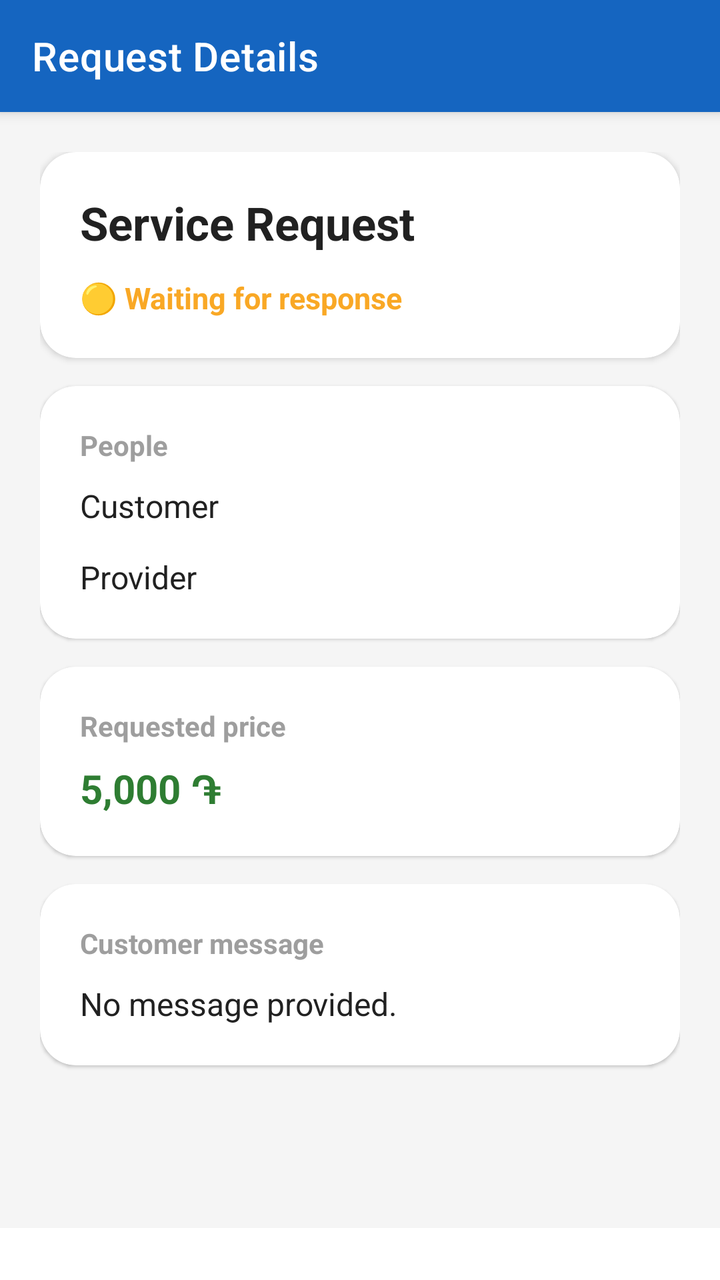
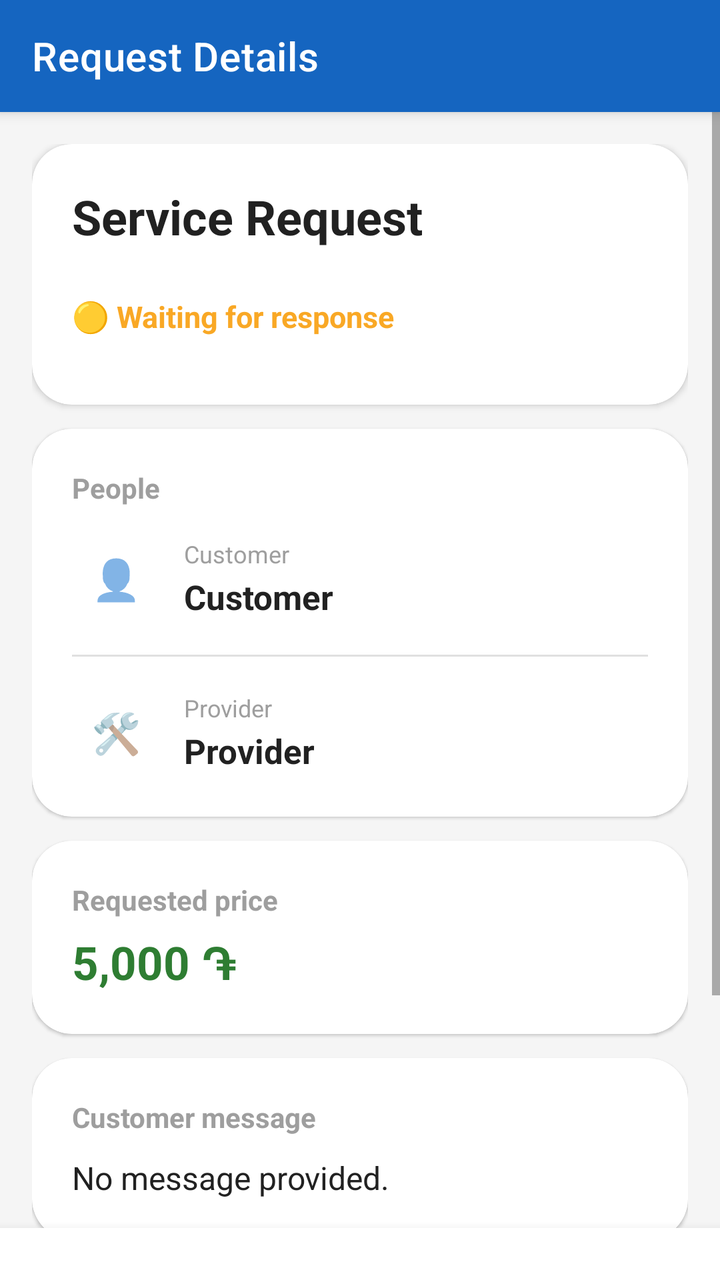

Two renders of the same Android screen: before a commit and after it. Below are the layout's source before the change and the commit's diff.
<!-- AndroidManifest.xml: application theme Theme.GoProx -->
<!-- res/layout/activity_service_request_detail.xml -->
<?xml version="1.0" encoding="utf-8"?>
<LinearLayout xmlns:android="http://schemas.android.com/apk/res/android"
    xmlns:app="http://schemas.android.com/apk/res-auto"
    android:layout_width="match_parent"
    android:layout_height="match_parent"
    android:orientation="vertical"
    android:background="@color/background">

    <androidx.appcompat.widget.Toolbar
        android:id="@+id/toolbar"
        android:layout_width="match_parent"
        android:layout_height="?attr/actionBarSize"
        android:background="@color/primary"
        app:title="Request Details"
        app:titleTextColor="@android:color/white"
        android:elevation="4dp" />

    <ScrollView
        android:layout_width="match_parent"
        android:layout_height="0dp"
        android:layout_weight="1"
        android:fillViewport="true">

        <LinearLayout
            android:layout_width="match_parent"
            android:layout_height="wrap_content"
            android:orientation="vertical"
            android:padding="20dp">

            <com.google.android.material.card.MaterialCardView
                android:layout_width="match_parent"
                android:layout_height="wrap_content"
                app:cardCornerRadius="18dp"
                app:cardElevation="2dp"
                app:cardBackgroundColor="@color/white">

                <LinearLayout
                    android:layout_width="match_parent"
                    android:layout_height="wrap_content"
                    android:orientation="vertical"
                    android:padding="20dp">

                    <TextView
                        android:id="@+id/tvServiceTitle"
                        android:layout_width="match_parent"
                        android:layout_height="wrap_content"
                        android:text="Service Request"
                        android:textSize="23sp"
                        android:textStyle="bold"
                        android:textColor="@color/black" />

                    <TextView
                        android:id="@+id/tvRequestStatus"
                        android:layout_width="wrap_content"
                        android:layout_height="wrap_content"
                        android:layout_marginTop="12dp"
                        android:text="🟡 Waiting for response"
                        android:textSize="15sp"
                        android:textStyle="bold"
                        android:textColor="@color/yellow" />

                </LinearLayout>

            </com.google.android.material.card.MaterialCardView>

            <com.google.android.material.card.MaterialCardView
                android:layout_width="match_parent"
                android:layout_height="wrap_content"
                android:layout_marginTop="14dp"
                app:cardCornerRadius="18dp"
                app:cardElevation="1dp"
                app:cardBackgroundColor="@color/white">

                <LinearLayout
                    android:layout_width="match_parent"
                    android:layout_height="wrap_content"
                    android:orientation="vertical"
                    android:padding="20dp">

                    <TextView
                        android:layout_width="match_parent"
                        android:layout_height="wrap_content"
                        android:text="People"
                        android:textSize="14sp"
                        android:textStyle="bold"
                        android:textColor="@color/gray" />

                    <TextView
                        android:id="@+id/tvCustomer"
                        android:layout_width="match_parent"
                        android:layout_height="wrap_content"
                        android:layout_marginTop="10dp"
                        android:text="Customer"
                        android:textSize="16sp"
                        android:textColor="@color/black" />

                    <TextView
                        android:id="@+id/tvProvider"
                        android:layout_width="match_parent"
                        android:layout_height="wrap_content"
                        android:layout_marginTop="14dp"
                        android:text="Provider"
                        android:textSize="16sp"
                        android:textColor="@color/black" />

                </LinearLayout>

            </com.google.android.material.card.MaterialCardView>

            <com.google.android.material.card.MaterialCardView
                android:layout_width="match_parent"
                android:layout_height="wrap_content"
                android:layout_marginTop="14dp"
                app:cardCornerRadius="18dp"
                app:cardElevation="1dp"
                app:cardBackgroundColor="@color/white">

                <LinearLayout
                    android:layout_width="match_parent"
                    android:layout_height="wrap_content"
                    android:orientation="vertical"
                    android:padding="20dp">

                    <TextView
                        android:layout_width="match_parent"
                        android:layout_height="wrap_content"
                        android:text="Requested price"
                        android:textSize="14sp"
                        android:textStyle="bold"
                        android:textColor="@color/gray" />

                    <TextView
                        android:id="@+id/tvRequestedPrice"
                        android:layout_width="match_parent"
                        android:layout_height="wrap_content"
                        android:layout_marginTop="8dp"
                        android:text="5,000 ֏"
                        android:textSize="20sp"
                        android:textStyle="bold"
                        android:textColor="@color/green" />

                </LinearLayout>

            </com.google.android.material.card.MaterialCardView>

            <com.google.android.material.card.MaterialCardView
                android:layout_width="match_parent"
                android:layout_height="wrap_content"
                android:layout_marginTop="14dp"
                app:cardCornerRadius="18dp"
                app:cardElevation="1dp"
                app:cardBackgroundColor="@color/white">

                <LinearLayout
                    android:layout_width="match_parent"
                    android:layout_height="wrap_content"
                    android:orientation="vertical"
                    android:padding="20dp">

                    <TextView
                        android:layout_width="match_parent"
                        android:layout_height="wrap_content"
                        android:text="Customer message"
                        android:textSize="14sp"
                        android:textStyle="bold"
                        android:textColor="@color/gray" />

                    <TextView
                        android:id="@+id/tvCustomerMessage"
                        android:layout_width="match_parent"
                        android:layout_height="wrap_content"
                        android:layout_marginTop="10dp"
                        android:text="No message provided."
                        android:textSize="16sp"
                        android:textColor="@color/black" />

                </LinearLayout>

            </com.google.android.material.card.MaterialCardView>

        </LinearLayout>

    </ScrollView>

    <LinearLayout
        android:layout_width="match_parent"
        android:layout_height="wrap_content"
        android:orientation="vertical"
        android:paddingStart="16dp"
        android:paddingEnd="16dp"
        android:paddingTop="10dp"
        android:paddingBottom="16dp"
        android:background="@color/white">

        <LinearLayout
            android:layout_width="match_parent"
            android:layout_height="wrap_content"
            android:orientation="horizontal">

            <Button
                android:id="@+id/btnSecondary"
                android:layout_width="0dp"
                android:layout_height="52dp"
                android:layout_weight="1"
                android:layout_marginEnd="6dp"
                android:text="Reject"
                android:textStyle="bold"
                android:textColor="@color/red"
                android:visibility="gone" />

            <Button
                android:id="@+id/btnPrimary"
                android:layout_width="0dp"
                android:layout_height="52dp"
                android:layout_weight="1"
                android:layout_marginStart="6dp"
                android:text="Accept"
                android:textStyle="bold"
                android:textColor="@android:color/white"
                android:backgroundTint="@color/primary"
                android:visibility="gone" />

        </LinearLayout>

        <Button
            android:id="@+id/btnCancel"
            android:layout_width="match_parent"
            android:layout_height="52dp"
            android:layout_marginTop="8dp"
            android:text="Cancel Request"
            android:textStyle="bold"
            android:textColor="@color/red"
            android:visibility="gone" />

    </LinearLayout>

</LinearLayout>
<!-- resources referenced by this layout -->
<resources>
  <color name="background">#F5F5F5</color>
  <color name="black">#212121</color>
  <color name="gray">#9E9E9E</color>
  <color name="green">#2E7D32</color>
  <color name="primary">#1565C0</color>
  <color name="red">#C62828</color>
  <color name="white">#FFFFFF</color>
  <color name="yellow">#F9A825</color>
  <style name="Theme.GoProx" parent="Theme.MaterialComponents.Light.NoActionBar">
          
          <item name="colorPrimary">@color/primary</item>
          <item name="colorPrimaryVariant">@color/primary_dark</item>
          <item name="colorOnPrimary">@color/white</item>
  
          
          <item name="colorSecondary">@color/accent</item>
          <item name="colorSecondaryVariant">@color/accent_light</item>
          <item name="colorOnSecondary">@color/white</item>
  
          
          <item name="android:colorBackground">@color/background</item>
          <item name="colorSurface">@color/surface</item>
          <item name="colorOnSurface">@color/on_surface</item>
  
          
          <item name="colorError">@color/red</item>
          <item name="colorOnError">@color/white</item>
  
          
          <item name="android:statusBarColor">@color/primary_dark</item>
          <item name="android:navigationBarColor">@color/white</item>
          <item name="android:windowLightStatusBar">false</item>
          <item name="android:windowLightNavigationBar">true</item>
  
          
          <item name="android:windowLayoutInDisplayCutoutMode" tools:targetApi="p">shortEdges</item>
      </style>
  <color name="primary_dark">#0D47A1</color>
  <color name="accent">#FF6D00</color>
  <color name="accent_light">#FF9E40</color>
  <color name="surface">#FFFFFF</color>
  <color name="on_surface">#212121</color>
</resources>

<!-- the commit's change to res/layout/activity_service_request_detail.xml (unified diff, before → after) -->
@@ -1,19 +1,26 @@
 <?xml version="1.0" encoding="utf-8"?>
-<LinearLayout xmlns:android="http://schemas.android.com/apk/res/android"
+<LinearLayout
+    xmlns:android="http://schemas.android.com/apk/res/android"
     xmlns:app="http://schemas.android.com/apk/res-auto"
+
     android:layout_width="match_parent"
     android:layout_height="match_parent"
+
     android:orientation="vertical"
     android:background="@color/background">
 
-    <androidx.appcompat.widget.Toolbar
+    <com.google.android.material.appbar.MaterialToolbar
         android:id="@+id/toolbar"
+
         android:layout_width="match_parent"
         android:layout_height="?attr/actionBarSize"
+
         android:background="@color/primary"
+        android:elevation="4dp"
+
         app:title="Request Details"
         app:titleTextColor="@android:color/white"
-        android:elevation="4dp" />
+        app:navigationIconTint="@android:color/white" />
 
     <ScrollView
         android:layout_width="match_parent"
@@ -24,212 +31,504 @@
         <LinearLayout
             android:layout_width="match_parent"
             android:layout_height="wrap_content"
+
             android:orientation="vertical"
-            android:padding="20dp">
+
+            android:padding="16dp">
+
+            
 
             <com.google.android.material.card.MaterialCardView
                 android:layout_width="match_parent"
                 android:layout_height="wrap_content"
-                app:cardCornerRadius="18dp"
-                app:cardElevation="2dp"
-                app:cardBackgroundColor="@color/white">
+
+                app:cardBackgroundColor="@color/white"
+                app:cardCornerRadius="20dp"
+                app:cardElevation="2dp">
 
                 <LinearLayout
                     android:layout_width="match_parent"
                     android:layout_height="wrap_content"
+
                     android:orientation="vertical"
                     android:padding="20dp">
 
                     <TextView
                         android:id="@+id/tvServiceTitle"
-                        android:layout_width="match_parent"
-                        android:layout_height="wrap_content"
+
+                        android:layout_width="match_parent"
+                        android:layout_height="wrap_content"
+
                         android:text="Service Request"
-                        android:textSize="23sp"
-                        android:textStyle="bold"
-                        android:textColor="@color/black" />
+                        android:textColor="@color/black"
+                        android:textSize="24sp"
+                        android:textStyle="bold" />
 
                     <TextView
                         android:id="@+id/tvRequestStatus"
+
                         android:layout_width="wrap_content"
-                        android:layout_height="wrap_content"
-                        android:layout_marginTop="12dp"
+                        android:layout_height="48dp"
+
+                        android:layout_marginTop="10dp"
+
+                        android:gravity="center_vertical"
+
                         android:text="🟡 Waiting for response"
+                        android:textColor="@color/yellow"
                         android:textSize="15sp"
-                        android:textStyle="bold"
-                        android:textColor="@color/yellow" />
+                        android:textStyle="bold" />
 
                 </LinearLayout>
 
             </com.google.android.material.card.MaterialCardView>
+
+
+            
 
             <com.google.android.material.card.MaterialCardView
                 android:layout_width="match_parent"
                 android:layout_height="wrap_content"
-                android:layout_marginTop="14dp"
-                app:cardCornerRadius="18dp"
-                app:cardElevation="1dp"
-                app:cardBackgroundColor="@color/white">
+
+                android:layout_marginTop="12dp"
+
+                app:cardBackgroundColor="@color/white"
+                app:cardCornerRadius="20dp"
+                app:cardElevation="1dp">
 
                 <LinearLayout
                     android:layout_width="match_parent"
                     android:layout_height="wrap_content"
+
                     android:orientation="vertical"
                     android:padding="20dp">
 
                     <TextView
                         android:layout_width="match_parent"
                         android:layout_height="wrap_content"
+
                         android:text="People"
+                        android:textColor="@color/gray"
                         android:textSize="14sp"
-                        android:textStyle="bold"
-                        android:textColor="@color/gray" />
-
-                    <TextView
-                        android:id="@+id/tvCustomer"
-                        android:layout_width="match_parent"
-                        android:layout_height="wrap_content"
-                        android:layout_marginTop="10dp"
-                        android:text="Customer"
-                        android:textSize="16sp"
-                        android:textColor="@color/black" />
-
-                    <TextView
-                        android:id="@+id/tvProvider"
-                        android:layout_width="match_parent"
-                        android:layout_height="wrap_content"
+                        android:textStyle="bold" />
+
+
+                    <LinearLayout
+                        android:layout_width="match_parent"
+                        android:layout_height="wrap_content"
+
                         android:layout_marginTop="14dp"
-                        android:text="Provider"
-                        android:textSize="16sp"
-                        android:textColor="@color/black" />
+
+                        android:gravity="center_vertical"
+                        android:orientation="horizontal">
+
+                        <TextView
+                            android:layout_width="44dp"
+                            android:layout_height="44dp"
+
+                            android:gravity="center"
+
+                            android:text="👤"
+                            android:textSize="20sp" />
+
+                        <LinearLayout
+                            android:layout_width="0dp"
+                            android:layout_height="wrap_content"
+
+                            android:layout_marginStart="12dp"
+                            android:layout_weight="1"
+
+                            android:orientation="vertical">
+
+                            <TextView
+                                android:layout_width="match_parent"
+                                android:layout_height="wrap_content"
+
+                                android:text="Customer"
+                                android:textColor="@color/gray"
+                                android:textSize="12sp" />
+
+                            <TextView
+                                android:id="@+id/tvCustomer"
+
+                                android:layout_width="match_parent"
+                                android:layout_height="wrap_content"
+
+                                android:layout_marginTop="2dp"
+
+                                android:text="Customer"
+                                android:textColor="@color/black"
+                                android:textSize="17sp"
+                                android:textStyle="bold" />
+
+                        </LinearLayout>
+
+                    </LinearLayout>
+
+
+                    <View
+                        android:layout_width="match_parent"
+                        android:layout_height="1dp"
+
+                        android:layout_marginTop="16dp"
+
+                        android:background="@color/light_gray" />
+
+
+                    <LinearLayout
+                        android:layout_width="match_parent"
+                        android:layout_height="wrap_content"
+
+                        android:layout_marginTop="16dp"
+
+                        android:gravity="center_vertical"
+                        android:orientation="horizontal">
+
+                        <TextView
+                            android:layout_width="44dp"
+                            android:layout_height="44dp"
+
+                            android:gravity="center"
+
+                            android:text="🛠️"
+                            android:textSize="20sp" />
+
+                        <LinearLayout
+                            android:layout_width="0dp"
+                            android:layout_height="wrap_content"
+
+                            android:layout_marginStart="12dp"
+                            android:layout_weight="1"
+
+                            android:orientation="vertical">
+
+                            <TextView
+                                android:layout_width="match_parent"
+                                android:layout_height="wrap_content"
+
+                                android:text="Provider"
+                                android:textColor="@color/gray"
+                                android:textSize="12sp" />
+
+                            <TextView
+                                android:id="@+id/tvProvider"
+
+                                android:layout_width="match_parent"
+                                android:layout_height="wrap_content"
+
+                                android:layout_marginTop="2dp"
+
+                                android:text="Provider"
+                                android:textColor="@color/black"
+                                android:textSize="17sp"
+                                android:textStyle="bold" />
+
+                        </LinearLayout>
+
+                    </LinearLayout>
 
                 </LinearLayout>
 
             </com.google.android.material.card.MaterialCardView>
+
+
+            
 
             <com.google.android.material.card.MaterialCardView
                 android:layout_width="match_parent"
                 android:layout_height="wrap_content"
-                android:layout_marginTop="14dp"
-                app:cardCornerRadius="18dp"
-                app:cardElevation="1dp"
-                app:cardBackgroundColor="@color/white">
+
+                android:layout_marginTop="12dp"
+
+                app:cardBackgroundColor="@color/white"
+                app:cardCornerRadius="20dp"
+                app:cardElevation="1dp">
 
                 <LinearLayout
                     android:layout_width="match_parent"
                     android:layout_height="wrap_content"
+
                     android:orientation="vertical"
                     android:padding="20dp">
 
                     <TextView
                         android:layout_width="match_parent"
                         android:layout_height="wrap_content"
+
                         android:text="Requested price"
+                        android:textColor="@color/gray"
                         android:textSize="14sp"
-                        android:textStyle="bold"
-                        android:textColor="@color/gray" />
+                        android:textStyle="bold" />
 
                     <TextView
                         android:id="@+id/tvRequestedPrice"
-                        android:layout_width="match_parent"
-                        android:layout_height="wrap_content"
-                        android:layout_marginTop="8dp"
+
+                        android:layout_width="match_parent"
+                        android:layout_height="wrap_content"
+
+                        android:layout_marginTop="6dp"
+
                         android:text="5,000 ֏"
-                        android:textSize="20sp"
-                        android:textStyle="bold"
-                        android:textColor="@color/green" />
+                        android:textColor="@color/green"
+                        android:textSize="23sp"
+                        android:textStyle="bold" />
 
                 </LinearLayout>
 
             </com.google.android.material.card.MaterialCardView>
+
+
+            
 
             <com.google.android.material.card.MaterialCardView
                 android:layout_width="match_parent"
                 android:layout_height="wrap_content"
-                android:layout_marginTop="14dp"
-                app:cardCornerRadius="18dp"
-                app:cardElevation="1dp"
-                app:cardBackgroundColor="@color/white">
+
+                android:layout_marginTop="12dp"
+
+                app:cardBackgroundColor="@color/white"
+                app:cardCornerRadius="20dp"
+                app:cardElevation="1dp">
 
                 <LinearLayout
                     android:layout_width="match_parent"
                     android:layout_height="wrap_content"
+
                     android:orientation="vertical"
                     android:padding="20dp">
 
                     <TextView
                         android:layout_width="match_parent"
                         android:layout_height="wrap_content"
+
                         android:text="Customer message"
+                        android:textColor="@color/gray"
                         android:textSize="14sp"
-                        android:textStyle="bold"
-                        android:textColor="@color/gray" />
+                        android:textStyle="bold" />
 
                     <TextView
                         android:id="@+id/tvCustomerMessage"
-                        android:layout_width="match_parent"
-                        android:layout_height="wrap_content"
+
+                        android:layout_width="match_parent"
+                        android:layout_height="wrap_content"
+
                         android:layout_marginTop="10dp"
+
+                        android:lineSpacingExtra="3dp"
+
                         android:text="No message provided."
-                        android:textSize="16sp"
-                        android:textColor="@color/black" />
+                        android:textColor="@color/black"
+                        android:textSize="16sp" />
 
                 </LinearLayout>
 
             </com.google.android.material.card.MaterialCardView>
 
+
+            
+
+            <com.google.android.material.card.MaterialCardView
+                android:layout_width="match_parent"
+                android:layout_height="wrap_content"
+
+                android:layout_marginTop="12dp"
+
+                app:cardBackgroundColor="@color/white"
+                app:cardCornerRadius="20dp"
+                app:cardElevation="1dp">
+
+                <LinearLayout
+                    android:layout_width="match_parent"
+                    android:layout_height="wrap_content"
+
+                    android:orientation="vertical"
+                    android:padding="20dp">
+
+                    <TextView
+                        android:layout_width="match_parent"
+                        android:layout_height="wrap_content"
+
+                        android:text="Request history"
+                        android:textColor="@color/gray"
+                        android:textSize="14sp"
+                        android:textStyle="bold" />
+
+                    <TextView
+                        android:id="@+id/tvTimelineRequested"
+
+                        android:layout_width="match_parent"
+                        android:layout_height="wrap_content"
+
+                        android:layout_marginTop="14dp"
+
+                        android:lineSpacingExtra="3dp"
+
+                        android:text="• Request sent"
+                        android:textColor="@color/black"
+                        android:textSize="15sp" />
+
+                    <TextView
+                        android:id="@+id/tvTimelineAccepted"
+
+                        android:layout_width="match_parent"
+                        android:layout_height="wrap_content"
+
+                        android:layout_marginTop="12dp"
+
+                        android:lineSpacingExtra="3dp"
+
+                        android:text="• Request accepted"
+                        android:textColor="@color/black"
+                        android:textSize="15sp"
+                        android:visibility="gone" />
+
+                    <TextView
+                        android:id="@+id/tvTimelineStarted"
+
+                        android:layout_width="match_parent"
+                        android:layout_height="wrap_content"
+
+                        android:layout_marginTop="12dp"
+
+                        android:lineSpacingExtra="3dp"
+
+                        android:text="• Service started"
+                        android:textColor="@color/black"
+                        android:textSize="15sp"
+                        android:visibility="gone" />
+
+                    <TextView
+                        android:id="@+id/tvTimelineCompleted"
+
+                        android:layout_width="match_parent"
+                        android:layout_height="wrap_content"
+
+                        android:layout_marginTop="12dp"
+
+                        android:lineSpacingExtra="3dp"
+
+                        android:text="• Service completed"
+                        android:textColor="@color/black"
+                        android:textSize="15sp"
+                        android:visibility="gone" />
+
+                    <TextView
+                        android:id="@+id/tvTimelineRejected"
+
+                        android:layout_width="match_parent"
+                        android:layout_height="wrap_content"
+
+                        android:layout_marginTop="12dp"
+
+                        android:lineSpacingExtra="3dp"
+
+                        android:text="• Request rejected"
+                        android:textColor="@color/red"
+                        android:textSize="15sp"
+                        android:visibility="gone" />
+
+                    <TextView
+                        android:id="@+id/tvTimelineCancelled"
+
+                        android:layout_width="match_parent"
+                        android:layout_height="wrap_content"
+
+                        android:layout_marginTop="12dp"
+
+                        android:lineSpacingExtra="3dp"
+
+                        android:text="• Request cancelled"
+                        android:textColor="@color/gray"
+                        android:textSize="15sp"
+                        android:visibility="gone" />
+
+                </LinearLayout>
+
+            </com.google.android.material.card.MaterialCardView>
+
+            <View
+                android:layout_width="match_parent"
+                android:layout_height="20dp" />
+
         </LinearLayout>
 
     </ScrollView>
+
+
+    
 
     <LinearLayout
         android:layout_width="match_parent"
         android:layout_height="wrap_content"
+
         android:orientation="vertical"
+
         android:paddingStart="16dp"
+        android:paddingTop="10dp"
         android:paddingEnd="16dp"
-        android:paddingTop="10dp"
         android:paddingBottom="16dp"
-        android:background="@color/white">
+
+        android:background="@color/white"
+        android:elevation="8dp">
 
         <LinearLayout
             android:layout_width="match_parent"
             android:layout_height="wrap_content"
+
             android:orientation="horizontal">
 
             <Button
                 android:id="@+id/btnSecondary"
+
                 android:layout_width="0dp"
                 android:layout_height="52dp"
+
                 android:layout_weight="1"
                 android:layout_marginEnd="6dp"
+
+                android:minHeight="48dp"
+
                 android:text="Reject"
+                android:textColor="@color/red"
                 android:textStyle="bold"
-                android:textColor="@color/red"
+
                 android:visibility="gone" />
 
             <Button
                 android:id="@+id/btnPrimary"
+
                 android:layout_width="0dp"
                 android:layout_height="52dp"
+
                 android:layout_weight="1"
                 android:layout_marginStart="6dp"
+
+                android:minHeight="48dp"
+
+                android:backgroundTint="@color/primary"
+
                 android:text="Accept"
+                android:textColor="@android:color/white"
                 android:textStyle="bold"
-                android:textColor="@android:color/white"
-                android:backgroundTint="@color/primary"
+
                 android:visibility="gone" />
 
         </LinearLayout>
 
         <Button
             android:id="@+id/btnCancel"
+
             android:layout_width="match_parent"
             android:layout_height="52dp"
+
             android:layout_marginTop="8dp"
+
+            android:minHeight="48dp"
+
             android:text="Cancel Request"
+            android:textColor="@color/red"
             android:textStyle="bold"
-            android:textColor="@color/red"
+
             android:visibility="gone" />
 
     </LinearLayout>
<!-- resource entries referenced after the edit -->
@@ -4,6 +4,7 @@
   <color name="black">#212121</color>
   <color name="gray">#9E9E9E</color>
   <color name="green">#2E7D32</color>
+  <color name="light_gray">#E0E0E0</color>
   <color name="primary">#1565C0</color>
   <color name="red">#C62828</color>
   <color name="white">#FFFFFF</color>
